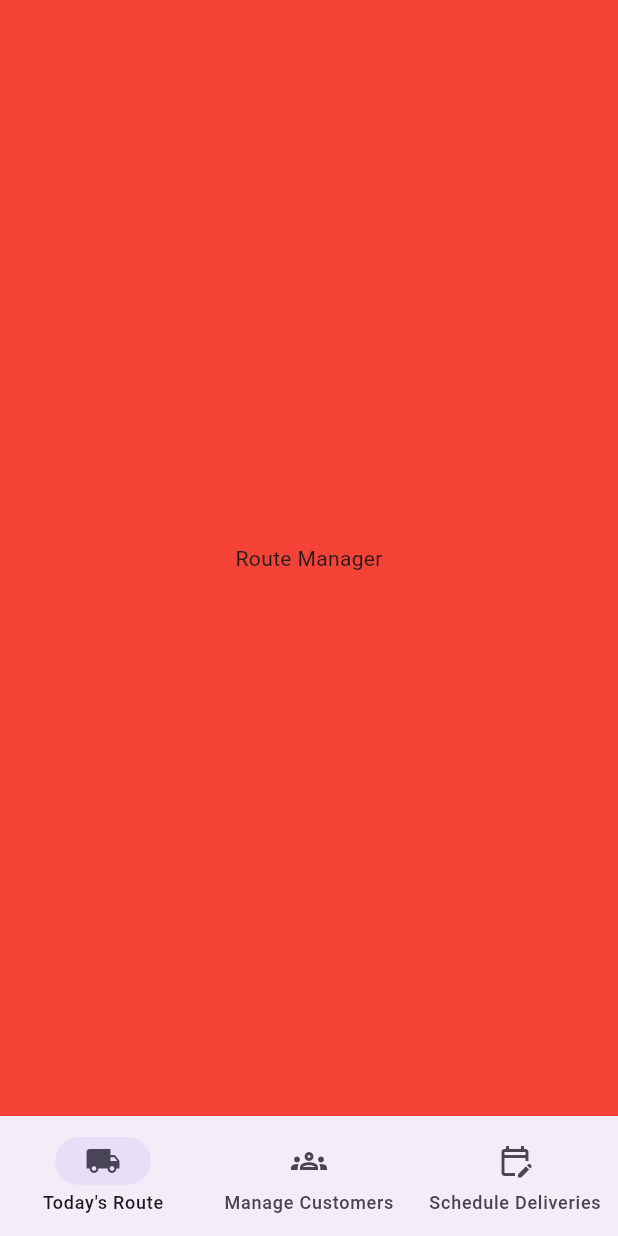
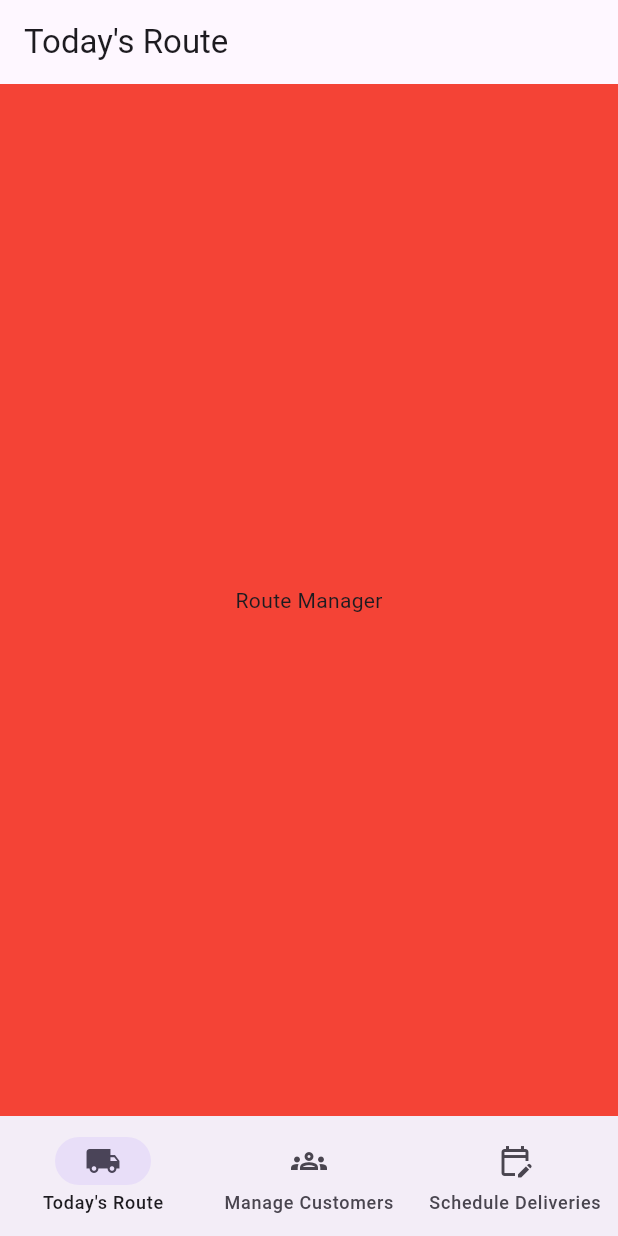
Before and after one commit to matthew-soulsby/delivery-manager, a Flutter app: the screen it shows after launch, on a phone screen of 412 x 824 dp. Run offline on Flutter 3.47's test engine with Material 2 defaults, Android fonts, the phone set to English and light mode, and no system bars.

Commit message:
Add page transition

```diff
--- a/delivery_manager_app/lib/main.dart
+++ b/delivery_manager_app/lib/main.dart
@@ -41,41 +41,72 @@ class AppScaffold extends StatefulWidget {
 }
 
 class _AppScaffoldState extends State<AppScaffold> {
+  final PageController _pageController = PageController();
+
+  List<String> labelList = [
+    "Today's Route",
+    'Manage Customers',
+    'Schedule Deliveries'
+  ];
+
+  List<Widget> pageList = [
+    const RouteManager(),
+    const CustomerManager(),
+    const ScheduleManager(),
+  ];
+
   int currentPageIndex = 0;
+
+  void navigationItemSelected(int index) {
+    setState(() {
+      currentPageIndex = index;
+      _pageController.animateToPage(index,
+          duration: const Duration(milliseconds: 350), curve: Curves.ease);
+    });
+  }
+
+  @override
+  void dispose() {
+    _pageController.dispose();
+    super.dispose();
+  }
 
   @override
   Widget build(BuildContext context) {
     return Scaffold(
+      appBar: AppBar(
+        title: Text(labelList[currentPageIndex]),
+      ),
+      body: PageView.builder(
+        controller: _pageController,
+        itemCount: pageList.length,
+        itemBuilder: (BuildContext context, int index) {
+          return pageList[index];
+        },
+      ),
       bottomNavigationBar: NavigationBar(
         onDestinationSelected: (int index) {
-          setState(() {
-            currentPageIndex = index;
-          });
+          navigationItemSelected(index);
         },
         selectedIndex: currentPageIndex,
-        destinations: const <Widget>[
+        destinations: <Widget>[
           NavigationDestination(
-            selectedIcon: Icon(Icons.local_shipping),
-            icon: Icon(Icons.local_shipping_outlined),
-            label: "Today's Route",
+            selectedIcon: const Icon(Icons.local_shipping),
+            icon: const Icon(Icons.local_shipping_outlined),
+            label: labelList[0],
           ),
           NavigationDestination(
-            selectedIcon: Icon(Icons.groups),
-            icon: Icon(Icons.groups_outlined),
-            label: 'Manage Customers',
+            selectedIcon: const Icon(Icons.groups),
+            icon: const Icon(Icons.groups_outlined),
+            label: labelList[1],
           ),
           NavigationDestination(
-            selectedIcon: Icon(Icons.edit_calendar),
-            icon: Icon(Icons.edit_calendar_outlined),
-            label: 'Schedule Deliveries',
+            selectedIcon: const Icon(Icons.edit_calendar),
+            icon: const Icon(Icons.edit_calendar_outlined),
+            label: labelList[2],
           ),
         ],
       ),
-      body: <Widget>[
-        const RouteManager(),
-        const CustomerManager(),
-        const ScheduleManager(),
-      ][currentPageIndex],
     );
   }
 }
```
